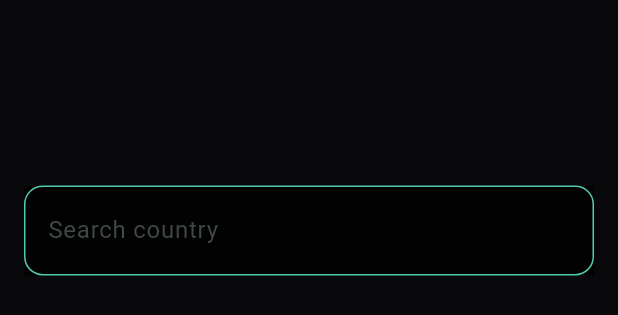
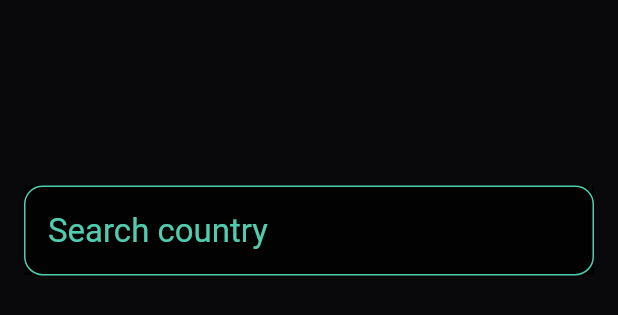
Before and after one commit to gaoypChina/rioko_ni, a Flutter app: the SearchCountryDialog widget shown alone on an empty page, opened directly, on a phone screen of 412 x 824 dp. Shown: the top 315 px of the screen. Run offline on Flutter 3.47's test engine with Material 3 defaults, Android fonts, the phone set to English and light mode, and no system bars; our stand-ins replace dartz, dio, equatable, flutter_bloc, flutter_map, font_awesome_flutter and 8 more; missing offline and left inert: countries_world_map, geobase; accounts and stored records are empty; generated files the repository leaves out were written again; statements that could not run were skipped.

Commit message:
Added validation to the SearchCountryDialog

```diff
--- a/lib/features/map/presentation/widgets/search_country_dialog.dart
+++ b/lib/features/map/presentation/widgets/search_country_dialog.dart
@@ -23,6 +23,7 @@ class _SearchCountryDialogState extends State<SearchCountryDialog>
 
   @override
   void initState() {
+    isPopping = false;
     searchController = TextEditingController();
     _controller = AnimationController(
       vsync: this,
@@ -43,11 +44,15 @@ class _SearchCountryDialogState extends State<SearchCountryDialog>
     super.dispose();
   }
 
+  bool isPopping = false;
+
   @override
   Widget build(BuildContext context) {
     final size = MediaQuery.of(context).size;
     return GestureDetector(
       onTap: () {
+        if (isPopping) return;
+        isPopping = true;
         _controller.reverse();
         Future.delayed(
             const Duration(milliseconds: 600), Navigator.of(context).pop);
@@ -84,6 +89,15 @@ class _SearchCountryDialogState extends State<SearchCountryDialog>
                   controller: searchController,
                   style: Theme.of(context).textTheme.titleLarge,
                   decoration: InputDecoration(
+                    border: OutlineInputBorder(
+                      borderSide: BorderSide(
+                        color: Theme.of(context)
+                            .colorScheme
+                            .secondary
+                            .withOpacity(0.8),
+                      ),
+                      borderRadius: BorderRadius.circular(AppSizes.radius / 2),
+                    ),
                     enabledBorder: OutlineInputBorder(
                       borderSide: BorderSide(
                         color: Theme.of(context)
@@ -93,7 +107,15 @@ class _SearchCountryDialogState extends State<SearchCountryDialog>
                       ),
                       borderRadius: BorderRadius.circular(AppSizes.radius / 2),
                     ),
-                    label: const Text('Search country'),
+                    labelText: 'Search country',
+                    labelStyle: Theme.of(context)
+                        .textTheme
+                        .titleLarge
+                        ?.copyWith(
+                            color: Theme.of(context)
+                                .colorScheme
+                                .secondary
+                                .withOpacity(0.8)),
                   ),
                 ),
               ),
```
